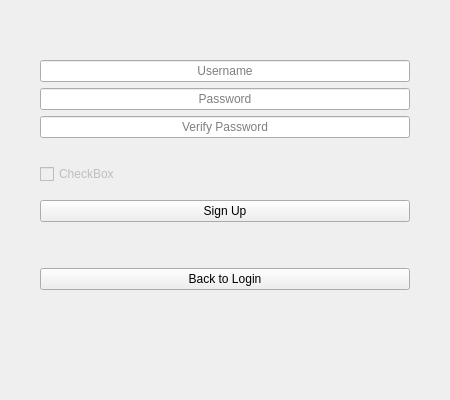
Qt form FinancialManager/Authentication/signupwidget.ui (Aethermeister/FinancialManager) before a commit.
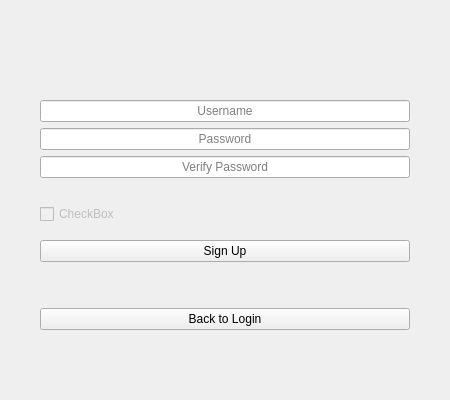
The same form after that commit.

What changed in the file:
```diff
--- a/FinancialManager/Authentication/signupwidget.ui
+++ b/FinancialManager/Authentication/signupwidget.ui
@@ -260,7 +260,7 @@
      <property name="sizeHint" stdset="0">
       <size>
        <width>20</width>
-       <height>60</height>
+       <height>100</height>
       </size>
      </property>
     </spacer>
```
